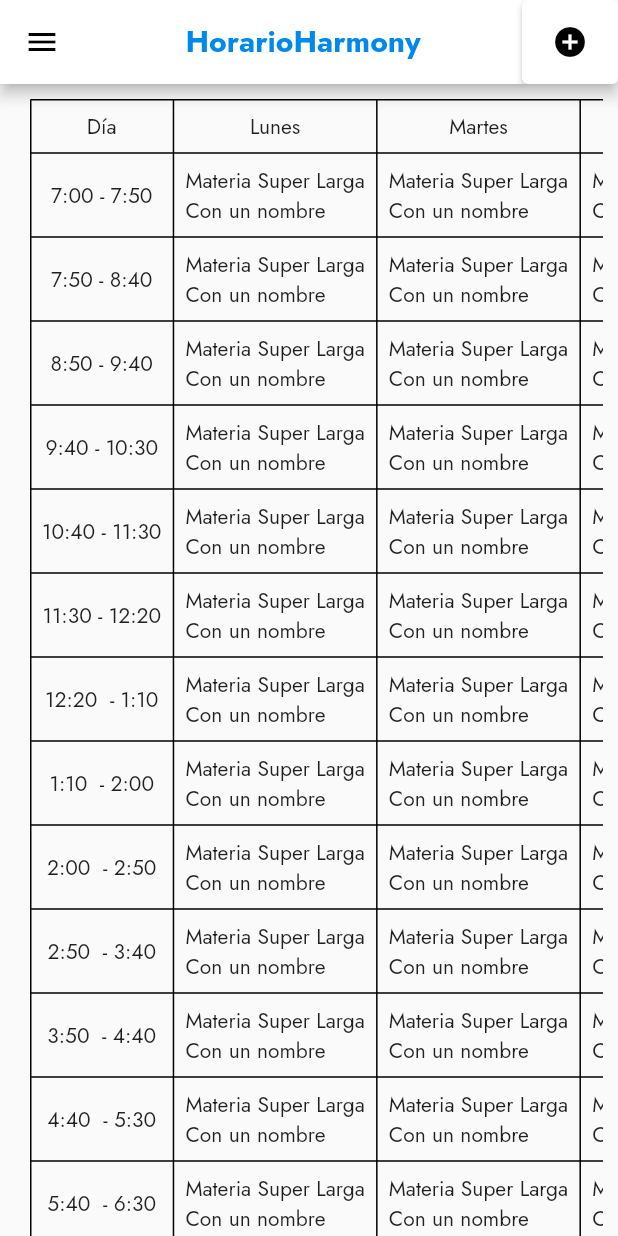
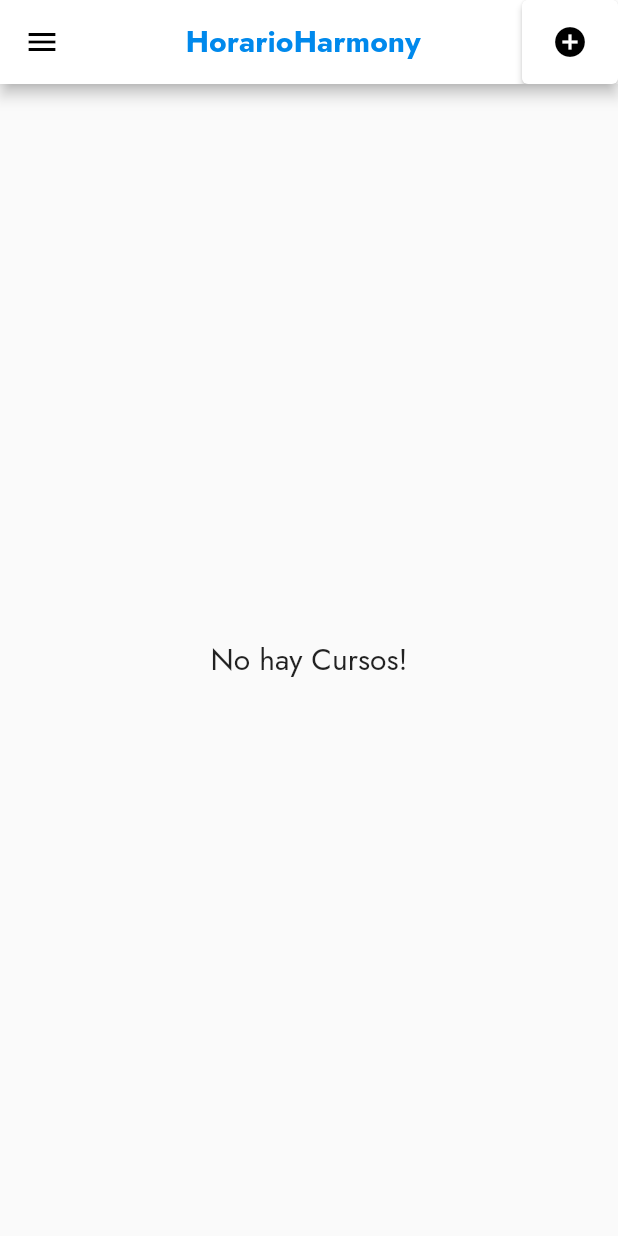
Before and after one commit to bryanhancco/CS_Scheduler, a Flutter app: the screen it shows after launch, in the side drawer, after a tap on the "add circle" icon, on a phone screen of 412 x 824 dp. Run offline on Flutter 3.47's test engine with Material 2 defaults, Android fonts, the light colour scheme and no system bars; our stand-ins replace google_fonts, sqflite; accounts and stored records are empty.

Commit message:
Arreglando vista de cursos, actualizar manual

```diff
--- a/lib/database/scheduler_database.dart
+++ b/lib/database/scheduler_database.dart
@@ -104,10 +104,26 @@ class SchedulerDatabase {
     items.clear();
   }
 
-  Future<List<TurnoHorario>> getAllHoras(String turCod) async {
+  Future<List<TurnoHorario>> getCourseHors(String turCod) async {
     final db = await instance.database;
     final List<Map<String, dynamic>> maps = await db
         .query(tableShiftPerHour, where: 'TurCod=?', whereArgs: [turCod]);
+    /*if (maps.isNotEmpty) {
+      print('Datos recuperados exitosamente. Número de filas: ${maps.length}');
+    } else {
+      print('No se encontraron datos para TurCod=$turCod');
+    }*/
+    return List.generate(maps.length, (index) {
+      return TurnoHorario(
+        TurCod: maps[index]['TurCod'],
+        HorInd: maps[index]['HorInd'],
+      );
+    });
+  }
+
+  Future<List<TurnoHorario>> getAllHors() async {
+    final db = await instance.database;
+    final List<Map<String, dynamic>> maps = await db.query(tableShiftPerHour);
     /*if (maps.isNotEmpty) {
       print('Datos recuperados exitosamente. Número de filas: ${maps.length}');
     } else {
--- a/lib/utilities/detail_shift.dart
+++ b/lib/utilities/detail_shift.dart
@@ -5,7 +5,7 @@ class DetailShiftDialogBox extends StatefulWidget {
   final Turno turno;
   final List<TurnoHorario> turnohoras;
   List<int> horas;
-  //final List<TurnoHorario> horas= await getAllHoras;
+  //final List<TurnoHorario> horas= await getCourseHors;
 
   DetailShiftDialogBox(
       {Key? key, required this.turno, required this.turnohoras})
--- a/lib/utilities/shifts_tile.dart
+++ b/lib/utilities/shifts_tile.dart
@@ -15,7 +15,7 @@ class ShiftsTile extends StatelessWidget {
   @override
   Widget build(BuildContext context) {
     Future<void> getHoras(String turCod) async {
-      horas = await SchedulerDatabase.instance.getAllHoras(turCod);
+      horas = await SchedulerDatabase.instance.getCourseHors(turCod);
       print('Saliendo a get AllHoras ' + horas.toString());
     }
 
--- a/lib/utilities/table_input.dart
+++ b/lib/utilities/table_input.dart
@@ -2,7 +2,7 @@ import 'package:flutter/material.dart';
 
 class TableInput extends StatelessWidget {
   List<int> horasSelec;
-  var i = 1;
+  int nro = 1;
 
   TableInput({
     Key? key,
@@ -64,7 +64,7 @@ class TableInput extends StatelessWidget {
                           children: [
                             TextCell(txt: bloqueHorario),
                             for (var dia in diasSemana)
-                              ColorCell(horas: horasSelec, h: i++),
+                              ColorCell(horas: horasSelec, h: nro++),
                             //const ElementTile(currentNumber: 1, txt: 'a'),
                           ],
                         ),
--- a/lib/utilities/table_scheduler.dart
+++ b/lib/utilities/table_scheduler.dart
@@ -1,5 +1,7 @@
 import 'package:flutter/material.dart';
 import 'package:path/path.dart';
+import 'package:scheduler/classes/models.dart';
+import 'package:scheduler/database/scheduler_database.dart';
 
 class HorarioTable extends StatelessWidget {
   final List<String> diasSemana = [
@@ -27,12 +29,48 @@ class HorarioTable extends StatelessWidget {
     "7:20  - 8:10",
     "8:10  - 9:00"
   ];
+  int nro = -79;
+
+  Map<int, String> horario = {};
+
+  void agregarhora(int h, String c) {
+    if (horario.containsKey(h)) {
+      horario[h] = horario[h]! + c;
+    } else {
+      horario[h] = c;
+    }
+  }
+
+  String getCurso(int h) {
+    print('obteniendo ' + h.toString());
+    if (!horario.containsKey(h)) {
+      return h.toString();
+    } else {
+      return horario[h]!;
+    }
+  }
 
   @override
   Widget build(BuildContext context) {
-    return SafeArea(
+    return FutureBuilder(
+        future: SchedulerDatabase.instance.getAllHors(),
+        builder:
+            (BuildContext context, AsyncSnapshot<List<TurnoHorario>> snapshot) {
+          if (snapshot.hasData) {
+            List<TurnoHorario> hrs = snapshot.data!;
+            hrs.forEach((element) {
+              agregarhora(element.HorInd, element.TurCod);
+            });
+            return hrs.isEmpty
+                ? Center(
+                    child: Text(
+                    "No hay Cursos!",
+                    style: TextStyle(fontSize: 20),
+                  ))
+                : SafeArea(
                     child: Padding(
-        padding: const EdgeInsets.only(left: 20.0, right: 10.0, top: 10.0),
+                      padding: const EdgeInsets.only(
+                          left: 20.0, right: 10.0, top: 10.0),
                       child: Align(
                         alignment: Alignment.center,
                         child: SingleChildScrollView(
@@ -45,7 +83,8 @@ class HorarioTable extends StatelessWidget {
                                     for (int i = 1; i <= diasSemana.length; i++)
                                       i: const IntrinsicColumnWidth(), // Ancho ajustado al contenido para las demás columnas
                                   },
-                    defaultVerticalAlignment: TableCellVerticalAlignment.middle,
+                                  defaultVerticalAlignment:
+                                      TableCellVerticalAlignment.middle,
                                   border: TableBorder.all(),
                                   children: [
                                     TableRow(children: [
@@ -57,8 +96,7 @@ class HorarioTable extends StatelessWidget {
                                         children: [
                                           TextCell(txt: bloqueHorario),
                                           for (var dia in diasSemana)
-                              TextCell(
-                                  txt: 'Materia Super Larga\nCon un nombre')
+                                            TextCell(txt: getCurso(nro++))
                                           //const ElementTile(currentNumber: 1, txt: 'a'),
                                         ],
                                       ),
@@ -67,6 +105,15 @@ class HorarioTable extends StatelessWidget {
                       ),
                     ),
                   );
+          } else {
+            return const Center(
+              child: Text(
+                "No se han ingresado cursos!",
+                style: TextStyle(fontSize: 20),
+              ),
+            );
+          }
+        });
   }
 
   Widget build2() {
```
Lines whose indentation alone changed are shown as unchanged.
